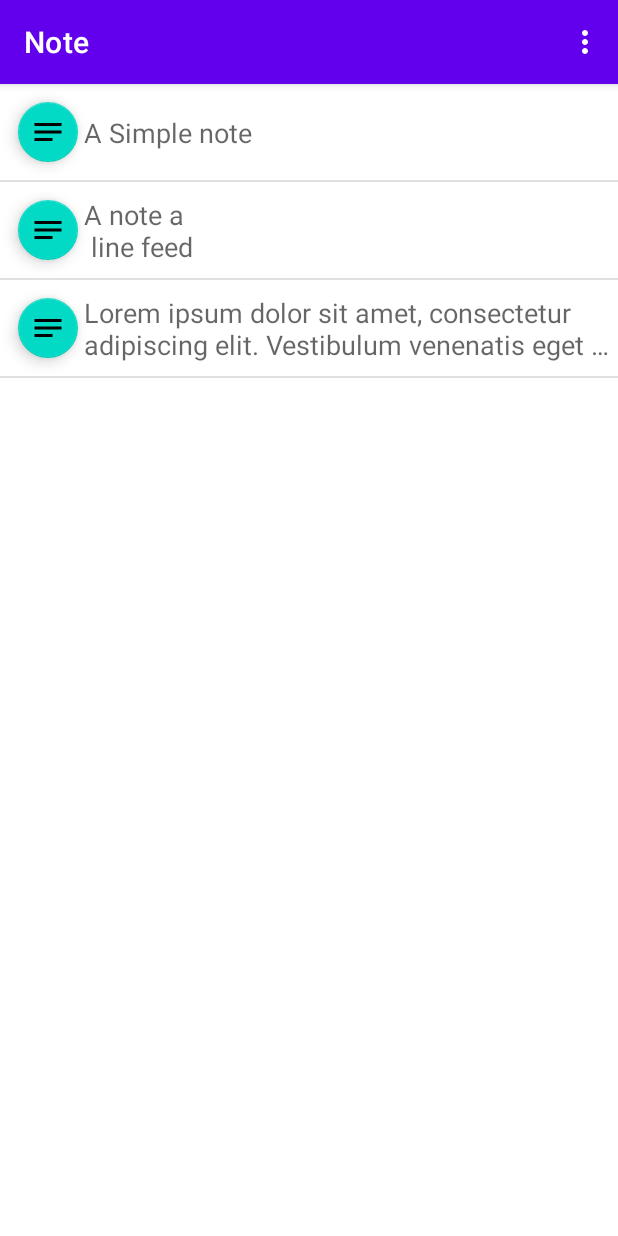
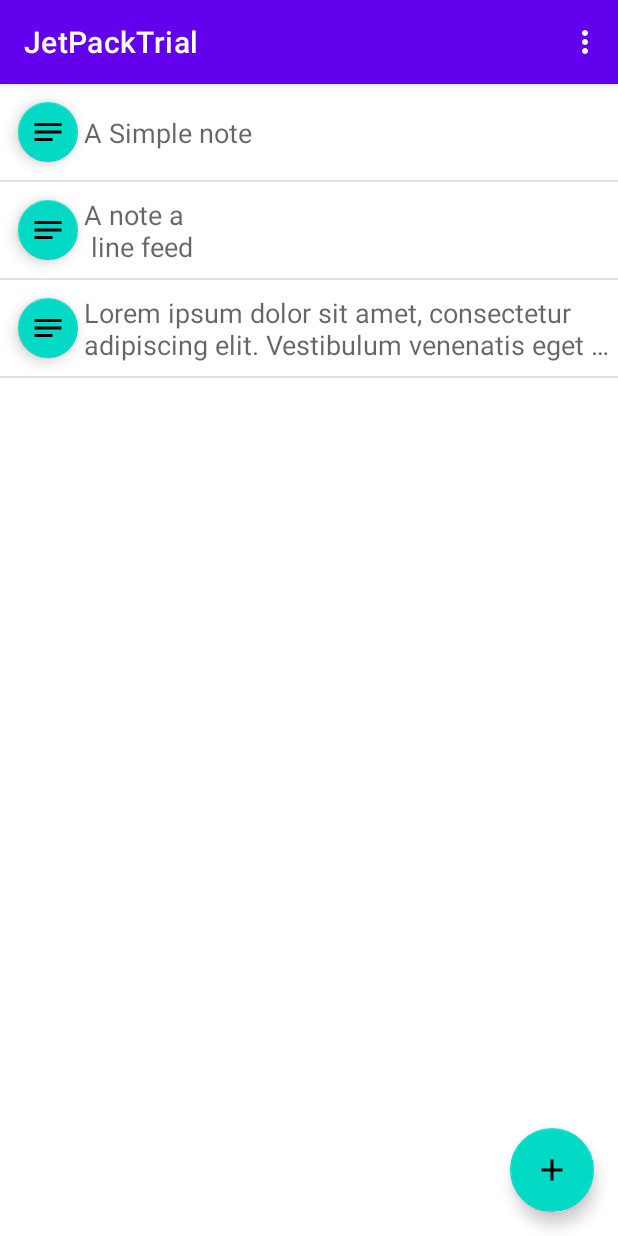
Before and after one commit to MinhoChoi-a/android-practice, an Android app: the screen it shows after launch (MainActivity), in the options menu, after a tap on "Add sample data", on a phone screen of 412 x 824 dp. Run offline under Robolectric (Android 15) with nearby library versions, the light colour scheme and no system bars; our stand-ins replace Room's generated code.

Commit message:
updated add&update note function

```diff
--- a/JetPackTrial/app/src/main/java/com/example/jetpacktrial/EditorFragment.kt
+++ b/JetPackTrial/app/src/main/java/com/example/jetpacktrial/EditorFragment.kt
@@ -1,5 +1,6 @@
 package com.example.jetpacktrial
 
+import android.app.Activity
 import androidx.lifecycle.ViewModelProvider
 import android.os.Bundle
 import androidx.fragment.app.Fragment
@@ -7,8 +8,10 @@ import android.view.LayoutInflater
 import android.view.MenuItem
 import android.view.View
 import android.view.ViewGroup
+import android.view.inputmethod.InputMethodManager
 import androidx.activity.OnBackPressedCallback
 import androidx.appcompat.app.AppCompatActivity
+import androidx.lifecycle.Observer
 import androidx.navigation.fragment.findNavController
 import androidx.navigation.fragment.navArgs
 import com.example.jetpacktrial.databinding.EditorFragmentBinding
@@ -34,8 +37,18 @@ class EditorFragment : Fragment() {
         }
         setHasOptionsMenu(true)
 
+        requireActivity().title =
+                if(args.noteid == NEW_NOTE_ID) {
+                    "New Note"
+                } else {
+                    "Edit Note"
+                }
+
+
+        viewModel = ViewModelProvider(this).get(EditorViewModel::class.java)
+
         binding = EditorFragmentBinding.inflate(inflater, container, false)
-        binding.editor.setText("You selected note number ${args.noteid}")
+        binding.editor.setText("")
 
 
         //to make back button(back bmotion) act like the top button
@@ -49,6 +62,15 @@ class EditorFragment : Fragment() {
             }
         )
 
+        //this lambda expression will be triggered when data changes
+        viewModel.currentNote.observe(viewLifecycleOwner, Observer {
+            binding.editor.setText(it.text)
+        })
+        viewModel.getNoteById(args.noteid)
+        //args value is an instance of the editor fragment args class
+        //generated by the safe args library
+
+
         return binding.root
         //return inflater.inflate(R.layout.editor_fragment, container, false)
     }
@@ -61,14 +83,23 @@ class EditorFragment : Fragment() {
     }
 
     private fun saveAndReturn(): Boolean {
+
+        val imm = requireActivity()
+                .getSystemService(Activity.INPUT_METHOD_SERVICE) as InputMethodManager
+        imm.hideSoftInputFromWindow(binding.root.windowToken, 0)
+
+        viewModel.currentNote.value?.text = binding.editor.text.toString()
+        viewModel.updateNote()
+
         //go back to the main fragment
         findNavController().navigateUp()
         return true
     }
 
+    //need to make viewmodel earlier in fragment's lifecycle
     override fun onActivityCreated(savedInstanceState: Bundle?) {
         super.onActivityCreated(savedInstanceState)
-        viewModel = ViewModelProvider(this).get(EditorViewModel::class.java)
+        //viewModel = ViewModelProvider(this).get(EditorViewModel::class.java)
     }
 
 }
--- a/JetPackTrial/app/src/main/java/com/example/jetpacktrial/EditorViewModel.kt
+++ b/JetPackTrial/app/src/main/java/com/example/jetpacktrial/EditorViewModel.kt
@@ -1,7 +1,57 @@
 package com.example.jetpacktrial
 
+import android.app.Application
+import androidx.lifecycle.AndroidViewModel
+import androidx.lifecycle.MutableLiveData
 import androidx.lifecycle.ViewModel
+import androidx.lifecycle.viewModelScope
+import com.example.jetpacktrial.data.AppDatabase
+import com.example.jetpacktrial.data.NoteEntity
+import kotlinx.coroutines.Dispatchers
+import kotlinx.coroutines.launch
+import kotlinx.coroutines.withContext
 
-class EditorViewModel : ViewModel() {
-    // TODO: Implement the ViewModel
+//AndroiViewModel: let get context, easily create instance of the database
+
+class EditorViewModel(app: Application) : AndroidViewModel(app) {
+
+    private val database = AppDatabase.getInstance(app)
+    val currentNote = MutableLiveData<NoteEntity>()
+
+    fun getNoteById(noteId: Int) {
+        //retrieve database form the background thread
+        viewModelScope.launch {
+            withContext(Dispatchers.IO) {
+                val note =  //if get zero(NEW_NOTE_ID), that means it's a new note
+                        if(noteId != NEW_NOTE_ID) {
+                            database?.noteDao()?.getNoteById(noteId)
+                        } else {
+                            NoteEntity()
+                        }
+                currentNote.postValue(note)
+                //postValue => cause working from a background thread
+            }
+        }
+    }
+
+    fun updateNote() {
+        currentNote.value?.let {
+            it.text = it.text.trim()
+
+            if(it.id == NEW_NOTE_ID && it.text.isEmpty()) {
+                return
+            }
+
+            viewModelScope.launch {
+                withContext(Dispatchers.IO) {
+                    if (it.text.isEmpty()) {
+                        database?.noteDao()?.deleteNote(it)
+                    } else {
+                        database?.noteDao()?.insertNote(it)
+                    }
+                }
+            }
+        }
+
+    }
 }
--- a/JetPackTrial/app/src/main/java/com/example/jetpacktrial/MainFragment.kt
+++ b/JetPackTrial/app/src/main/java/com/example/jetpacktrial/MainFragment.kt
@@ -38,6 +38,8 @@ class MainFragment : Fragment(),
 
         setHasOptionsMenu(true)
 
+        requireActivity().title = getString(R.string.app_name)
+
         //have references to all the child view objects within the layout
         binding = MainFragmentBinding.inflate(inflater, container, false)
         viewModel = ViewModelProvider(this).get(MainViewModel::class.java)
@@ -70,6 +72,10 @@ class MainFragment : Fragment(),
             //recylcer view to display itself as a list
 
         })
+
+        binding.floatingActionButton2.setOnClickListener {
+            editNote(NEW_NOTE_ID)
+        }
 
         return binding.root
         //return inflater.inflate(R.layout.main_fragment, container, false)
@@ -130,9 +136,9 @@ class MainFragment : Fragment(),
             return true
         }
 
-        override fun onItemClick(notedId: Int) {
+        override fun editNote(notedId: Int) {
             Log.i(TAG, "onItemClick: received note id $notedId")
-            val action = MainFragmentDirections.actionEditNote((notedId))
+            val action = MainFragmentDirections.actionEditNote((notedId)) //comming from navigation graph xml file
             findNavController().navigate(action)
         }
 
--- a/JetPackTrial/app/src/main/java/com/example/jetpacktrial/NotesListAdapter.kt
+++ b/JetPackTrial/app/src/main/java/com/example/jetpacktrial/NotesListAdapter.kt
@@ -43,7 +43,7 @@ class NotesListAdapter(private val notesList: List<NoteEntity>,
         with(holder.binding) {
             noteText.text = note.text
             root.setOnClickListener {
-                listener.onItemClick(note.id)
+                listener.editNote(note.id)
             }
 
             floatingActionButton.setOnClickListener {
@@ -72,7 +72,7 @@ class NotesListAdapter(private val notesList: List<NoteEntity>,
     override fun getItemCount() = notesList.size
 
     interface ListItemListener {
-        fun onItemClick(notedId: Int)
+        fun editNote(notedId: Int) //shift + f6: to change every connected name
         fun onItemSelectionChanged()
     }
 
--- a/JetPackTrial/app/src/main/java/com/example/jetpacktrial/data/NoteDao.kt
+++ b/JetPackTrial/app/src/main/java/com/example/jetpacktrial/data/NoteDao.kt
@@ -29,4 +29,7 @@ interface NoteDao {
 
     @Query("DELETE FROM notes")
     fun deleteAll()
+
+    @Delete
+    fun deleteNote(note: NoteEntity)
 }
--- a/JetPackTrial/app/src/main/res/layout/main_fragment.xml
+++ b/JetPackTrial/app/src/main/res/layout/main_fragment.xml
@@ -24,4 +24,15 @@
         app:layout_constraintTop_toTopOf="parent"
 
         />
+
+    <com.google.android.material.floatingactionbutton.FloatingActionButton
+        android:id="@+id/floatingActionButton2"
+        android:layout_width="wrap_content"
+        android:layout_height="wrap_content"
+        android:layout_marginEnd="16dp"
+        android:layout_marginBottom="16dp"
+        android:clickable="true"
+        app:srcCompat="@drawable/ic_add"
+        app:layout_constraintBottom_toBottomOf="parent"
+        app:layout_constraintEnd_toEndOf="parent" />
 </androidx.constraintlayout.widget.ConstraintLayout>
```
